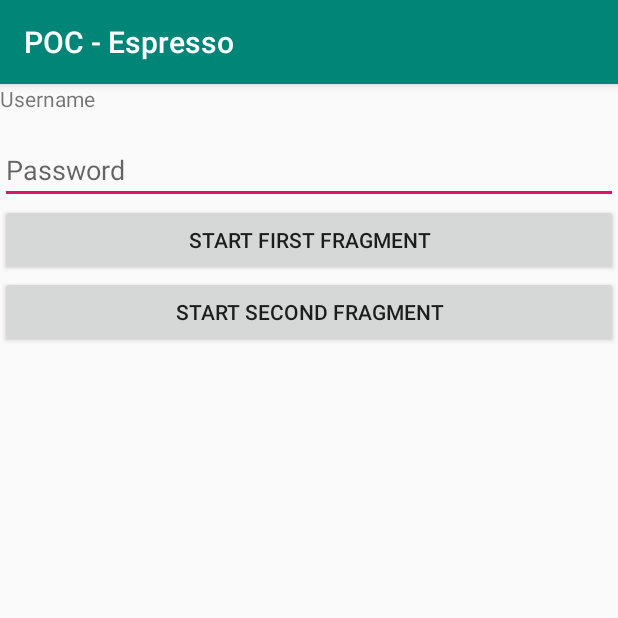
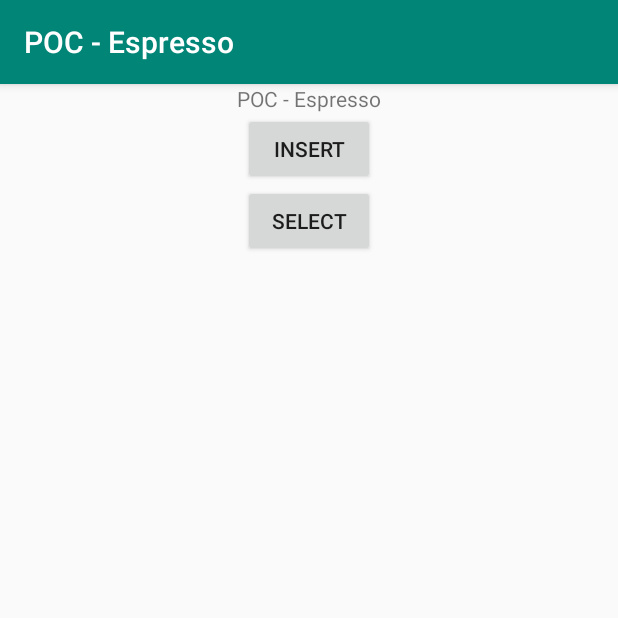
Before and after one commit to balabhuvana/POC-Espresso, an Android app: the screen it shows after launch (MainActivity before the commit, RoomActivity after it), on a phone screen of 412 x 824 dp, the top half of it. Run offline under Robolectric (Android 15) with nearby library versions, the phone set to English and light mode, and no system bars; our stand-ins replace Room's generated code.

Commit message:
Espresso with DB insertion

```diff
--- a/app/src/main/AndroidManifest.xml
+++ b/app/src/main/AndroidManifest.xml
@@ -9,12 +9,14 @@
         android:roundIcon="@mipmap/ic_launcher_round"
         android:supportsRtl="true"
         android:theme="@style/AppTheme">
-        <activity android:name=".MainActivity">
+        <activity android:name=".RoomActivity">
             <intent-filter>
                 <action android:name="android.intent.action.MAIN" />
-
                 <category android:name="android.intent.category.LAUNCHER" />
             </intent-filter>
+        </activity>
+        <activity android:name=".MainActivity">
+
         </activity>
     </application>
 
--- /dev/null
+++ b/app/src/main/java/com/arunv/poc_espresso/RoomActivity.kt
@@ -0,0 +1,16 @@
+package com.arunv.poc_espresso
+
+import android.os.Bundle
+import androidx.appcompat.app.AppCompatActivity
+import com.arunv.poc_espresso.R.id.my_frame_container
+
+class RoomActivity : AppCompatActivity() {
+
+    override fun onCreate(savedInstanceState: Bundle?) {
+        super.onCreate(savedInstanceState)
+        setContentView(R.layout.activity_room)
+
+        supportFragmentManager.beginTransaction().replace(my_frame_container, RoomFragment())
+            .commit()
+    }
+}
--- /dev/null
+++ b/app/src/main/java/com/arunv/poc_espresso/RoomFragment.kt
@@ -0,0 +1,54 @@
+package com.arunv.poc_espresso
+
+
+import android.os.Bundle
+import android.view.LayoutInflater
+import android.view.View
+import android.view.ViewGroup
+import androidx.fragment.app.Fragment
+import kotlinx.android.synthetic.main.fragment_room.*
+import kotlinx.coroutines.GlobalScope
+import kotlinx.coroutines.launch
+import room.User
+import room.UserDao
+import room.UserRoomDatabase
+
+/**
+ * A simple [Fragment] subclass.
+ */
+class RoomFragment : Fragment() {
+
+    override fun onCreateView(
+        inflater: LayoutInflater, container: ViewGroup?,
+        savedInstanceState: Bundle?
+    ): View? {
+        // Inflate the layout for this fragment
+        return inflater.inflate(R.layout.fragment_room, container, false)
+    }
+
+
+    override fun onViewCreated(view: View, savedInstanceState: Bundle?) {
+        super.onViewCreated(view, savedInstanceState)
+
+        val userRoomDatabase: UserRoomDatabase = UserRoomDatabase.getDatabase(this.context!!);
+        val userDao: UserDao = userRoomDatabase.userDao()
+
+        btnInsert.setOnClickListener {
+            GlobalScope.launch {
+                val user = User()
+                user.userName = "10001"
+                user.password = "abcde"
+                userDao.insertUser(user)
+            }
+        }
+
+        btnSelect.setOnClickListener {
+            GlobalScope.launch {
+                val user = userDao.getUserRecord(10001)
+                activity!!.runOnUiThread {
+                    tvTestDBData.text = user.password
+                }
+            }
+        }
+    }
+}
--- /dev/null
+++ b/app/src/main/java/room/UserDao.kt
@@ -0,0 +1,18 @@
+package room
+
+import androidx.room.Dao
+import androidx.room.Insert
+import androidx.room.OnConflictStrategy
+import androidx.room.Query
+
+@Dao
+interface UserDao {
+
+    @Insert(onConflict = OnConflictStrategy.IGNORE)
+    fun insertUser(user: User?): Long
+
+    @Query("SELECT * from user_table where user_name = :userName LIMIT 1")
+    fun getUserRecord(userName: Int): User
+
+
+}
--- /dev/null
+++ b/app/src/main/java/room/UserRoomDatabase.kt
@@ -0,0 +1,39 @@
+package room
+
+import android.content.Context
+import androidx.room.Database
+import androidx.room.Room
+import androidx.room.RoomDatabase
+
+@Database(
+    entities = [User::class],
+    version = 1,
+    exportSchema = false
+)
+abstract class UserRoomDatabase : RoomDatabase() {
+
+    abstract fun userDao(): UserDao
+
+    companion object {
+        // Singleton prevents multiple instances of database opening at the
+        // same time.
+        @Volatile
+        private var INSTANCE: UserRoomDatabase? = null
+
+        fun getDatabase(context: Context): UserRoomDatabase {
+            val tempInstance = INSTANCE
+            if (tempInstance != null) {
+                return tempInstance
+            }
+            synchronized(this) {
+                val instance = Room.databaseBuilder(
+                    context.applicationContext,
+                    UserRoomDatabase::class.java,
+                    "user_database_one"
+                ).build()
+                INSTANCE = instance
+                return instance
+            }
+        }
+    }
+}
--- /dev/null
+++ b/app/src/main/res/layout/activity_room.xml
@@ -0,0 +1,9 @@
+<?xml version="1.0" encoding="utf-8"?>
+<FrameLayout xmlns:android="http://schemas.android.com/apk/res/android"
+    android:id="@+id/my_frame_container"
+    xmlns:tools="http://schemas.android.com/tools"
+    android:layout_width="match_parent"
+    android:layout_height="match_parent"
+    tools:context=".RoomActivity">
+
+</FrameLayout>
--- /dev/null
+++ b/app/src/main/res/layout/fragment_room.xml
@@ -0,0 +1,36 @@
+<?xml version="1.0" encoding="utf-8"?>
+<androidx.constraintlayout.widget.ConstraintLayout xmlns:android="http://schemas.android.com/apk/res/android"
+    xmlns:app="http://schemas.android.com/apk/res-auto"
+    xmlns:tools="http://schemas.android.com/tools"
+    android:layout_width="match_parent"
+    android:layout_height="match_parent"
+    tools:context=".RoomFragment">
+
+    <TextView
+        android:id="@+id/tvTestDBData"
+        android:layout_width="wrap_content"
+        android:layout_height="wrap_content"
+        android:text="@string/app_name"
+        app:layout_constraintEnd_toEndOf="parent"
+        app:layout_constraintStart_toStartOf="parent"
+        app:layout_constraintTop_toTopOf="parent" />
+
+    <Button
+        android:id="@+id/btnInsert"
+        android:layout_width="wrap_content"
+        android:layout_height="wrap_content"
+        android:text="@string/insert"
+        app:layout_constraintEnd_toEndOf="parent"
+        app:layout_constraintStart_toStartOf="parent"
+        app:layout_constraintTop_toBottomOf="@+id/tvTestDBData" />
+
+    <Button
+        android:id="@+id/btnSelect"
+        android:layout_width="wrap_content"
+        android:layout_height="wrap_content"
+        android:text="@string/select"
+        app:layout_constraintEnd_toEndOf="parent"
+        app:layout_constraintStart_toStartOf="parent"
+        app:layout_constraintTop_toBottomOf="@+id/btnInsert" />
+
+</androidx.constraintlayout.widget.ConstraintLayout>
--- a/app/src/main/res/values/strings.xml
+++ b/app/src/main/res/values/strings.xml
@@ -7,4 +7,6 @@
     <string name="start_first_fragment">Start first fragment</string>
     <string name="password">Password</string>
     <string name="start_second_fragment">Start Second Fragment</string>
+    <string name="insert">Insert</string>
+    <string name="select">Select</string>
 </resources>
--- a/build.gradle
+++ b/build.gradle
@@ -8,10 +8,11 @@ buildscript {
 
     }
     dependencies {
-        classpath 'com.android.tools.build:gradle:3.5.0'
+        classpath 'com.android.tools.build:gradle:3.5.3'
         classpath "org.jetbrains.kotlin:kotlin-gradle-plugin:$kotlin_version"
         // NOTE: Do not place your application dependencies here; they belong
         // in the individual module build.gradle files
+        classpath 'com.google.gms:google-services:4.3.3'
     }
 }
 
```
Also changed, not shown: app/build.gradle (+63 -4 lines), app/src/main/java/room/User.kt (added, +24 -0 lines), 3 other files.
